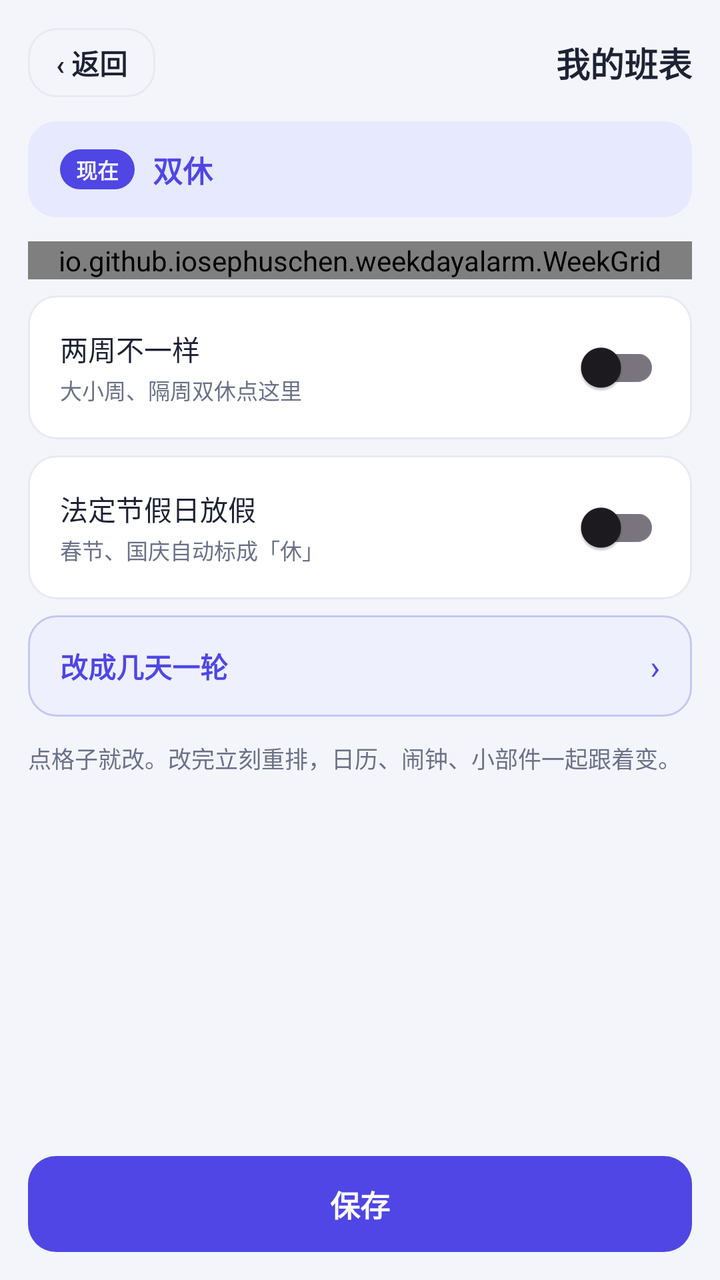
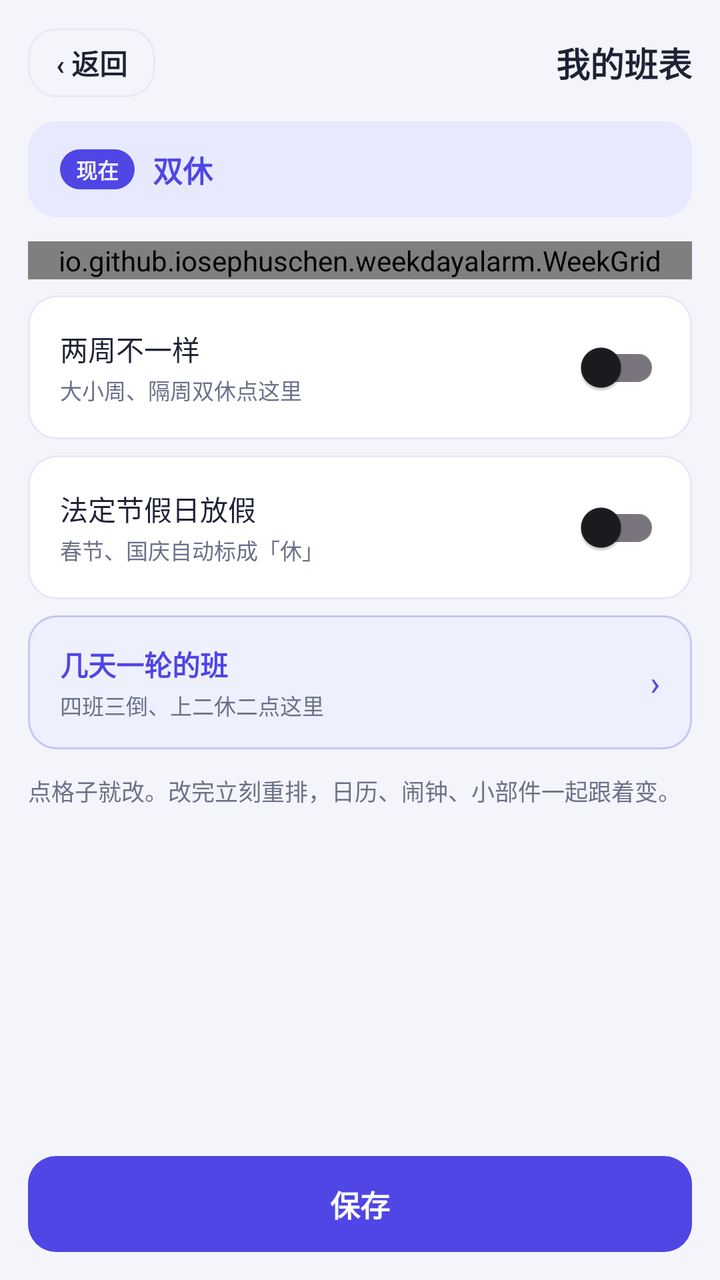

Two renders of the same Android screen: before a commit and after it. Below are the layout's source before the change and the commit's diff.
<!-- AndroidManifest.xml: application theme Theme.WeekdayAlarm -->
<!-- res/layout/activity_week_schedule.xml -->
<?xml version="1.0" encoding="utf-8"?>
<LinearLayout xmlns:android="http://schemas.android.com/apk/res/android"
    android:layout_width="match_parent"
    android:layout_height="match_parent"
    android:background="@color/bg"
    android:fitsSystemWindows="true"
    android:orientation="vertical">

    
    <ScrollView
        android:layout_width="match_parent"
        android:layout_height="0dp"
        android:layout_weight="1">

    <LinearLayout
        android:layout_width="match_parent"
        android:layout_height="wrap_content"
        android:orientation="vertical"
        android:paddingStart="14dp"
        android:paddingTop="14dp"
        android:paddingEnd="14dp"
        android:paddingBottom="@dimen/space_24">

        <LinearLayout
            android:layout_width="match_parent"
            android:layout_height="wrap_content"
            android:layout_marginBottom="@dimen/space_12"
            android:gravity="center_vertical"
            android:orientation="horizontal">

            <TextView
                android:id="@+id/btn_back"
                android:layout_width="wrap_content"
                android:layout_height="wrap_content"
                android:background="@drawable/bg_time_outline"
                android:clickable="true"
                android:focusable="true"
                android:paddingStart="14dp"
                android:paddingTop="7dp"
                android:paddingEnd="14dp"
                android:paddingBottom="7dp"
                android:text="‹ 返回"
                android:textColor="@color/ink"
                android:textSize="14sp"
                android:textStyle="bold" />

            <TextView
                android:layout_width="0dp"
                android:layout_height="wrap_content"
                android:layout_weight="1"
                android:gravity="end"
                android:text="我的班表"
                android:textColor="@color/ink"
                android:textSize="17sp"
                android:textStyle="bold" />
        </LinearLayout>

        
        <LinearLayout
            android:id="@+id/card_verdict"
            android:layout_width="match_parent"
            android:layout_height="wrap_content"
            android:background="@drawable/bg_verdict"
            android:gravity="center_vertical"
            android:orientation="horizontal"
            android:paddingStart="16dp"
            android:paddingTop="13dp"
            android:paddingEnd="16dp"
            android:paddingBottom="13dp">

            <TextView
                android:layout_width="wrap_content"
                android:layout_height="wrap_content"
                android:background="@drawable/bg_verdict_tag"
                android:paddingStart="8dp"
                android:paddingTop="2dp"
                android:paddingEnd="8dp"
                android:paddingBottom="2dp"
                android:text="现在"
                android:textColor="@color/bg"
                android:textSize="10.5sp"
                android:textStyle="bold" />

            <TextView
                android:id="@+id/tv_verdict"
                android:layout_width="0dp"
                android:layout_height="wrap_content"
                android:layout_marginStart="9dp"
                android:layout_weight="1"
                android:text="双休"
                android:textColor="@color/indigo"
                android:textSize="15sp"
                android:textStyle="bold" />
        </LinearLayout>

        <io.github.iosephuschen.weekdayalarm.WeekGrid
            android:id="@+id/week_grid"
            android:layout_width="match_parent"
            android:layout_height="wrap_content"
            android:layout_marginTop="@dimen/space_12" />

        
        <LinearLayout
            android:id="@+id/row_shifts"
            android:layout_width="match_parent"
            android:layout_height="wrap_content"
            android:layout_marginTop="@dimen/space_12"
            android:background="@drawable/bg_dialog_row"
            android:clickable="true"
            android:focusable="true"
            android:gravity="center_vertical"
            android:orientation="horizontal"
            android:paddingStart="16dp"
            android:paddingTop="14dp"
            android:paddingEnd="16dp"
            android:paddingBottom="13dp"
            android:visibility="gone">

            <LinearLayout
                android:layout_width="0dp"
                android:layout_height="wrap_content"
                android:layout_weight="1"
                android:orientation="vertical">

                <TextView
                    android:layout_width="wrap_content"
                    android:layout_height="wrap_content"
                    android:text="班次"
                    android:textColor="@color/ink"
                    android:textSize="15sp"
                    android:textStyle="bold" />

                <TextView
                    android:id="@+id/tv_shifts_sub"
                    android:layout_width="match_parent"
                    android:layout_height="wrap_content"
                    android:layout_marginTop="3dp"
                    android:text="白班 08:00 – 20:00 · 夜班 20:00 – 次日 08:00"
                    android:textColor="@color/sub"
                    android:textSize="11sp" />
            </LinearLayout>

            <TextView style="@style/SettingsChevron" />
        </LinearLayout>

        
        <LinearLayout
            android:id="@+id/card_rotation"
            android:layout_width="match_parent"
            android:layout_height="wrap_content"
            android:layout_marginTop="@dimen/space_12"
            android:background="@drawable/bg_dialog_row"
            android:clickable="true"
            android:focusable="true"
            android:gravity="center_vertical"
            android:orientation="horizontal"
            android:paddingStart="16dp"
            android:paddingTop="14dp"
            android:paddingEnd="16dp"
            android:paddingBottom="13dp"
            android:visibility="gone">

            <LinearLayout
                android:layout_width="0dp"
                android:layout_height="wrap_content"
                android:layout_weight="1"
                android:orientation="vertical">

                <TextView
                    android:id="@+id/tv_rotation_title"
                    android:layout_width="wrap_content"
                    android:layout_height="wrap_content"
                    android:text="4 天一轮 · 上2休2"
                    android:textColor="@color/ink"
                    android:textSize="15sp"
                    android:textStyle="bold" />

                <TextView
                    android:id="@+id/tv_rotation_sub"
                    android:layout_width="wrap_content"
                    android:layout_height="wrap_content"
                    android:layout_marginTop="2dp"
                    android:text="第 1 天定下来，往后按这个顺序循环"
                    android:textColor="@color/sub"
                    android:textSize="11sp" />

                
                <TextView
                    android:id="@+id/tv_rotation_times"
                    android:layout_width="match_parent"
                    android:layout_height="wrap_content"
                    android:layout_marginTop="6dp"
                    android:textColor="@color/body"
                    android:textSize="12sp"
                    android:visibility="gone" />
            </LinearLayout>

            <TextView style="@style/SettingsChevron" />
        </LinearLayout>

        <LinearLayout
            android:id="@+id/row_biweekly"
            android:layout_width="match_parent"
            android:layout_height="wrap_content"
            android:layout_marginTop="@dimen/space_8"
            android:background="@drawable/bg_dialog_row"
            android:gravity="center_vertical"
            android:orientation="horizontal"
            android:paddingStart="16dp"
            android:paddingTop="12dp"
            android:paddingEnd="16dp"
            android:paddingBottom="12dp">

            <LinearLayout
                android:layout_width="0dp"
                android:layout_height="wrap_content"
                android:layout_weight="1"
                android:orientation="vertical">

                <TextView
                    android:layout_width="wrap_content"
                    android:layout_height="wrap_content"
                    android:text="两周不一样"
                    android:textColor="@color/ink"
                    android:textSize="14sp" />

                
                <TextView
                    android:layout_width="wrap_content"
                    android:layout_height="wrap_content"
                    android:layout_marginTop="2dp"
                    android:text="大小周、隔周双休点这里"
                    android:textColor="@color/sub"
                    android:textSize="11sp" />
            </LinearLayout>

            <androidx.appcompat.widget.SwitchCompat
                android:id="@+id/sw_biweekly"
                android:layout_width="wrap_content"
                android:layout_height="wrap_content" />
        </LinearLayout>

        <LinearLayout
            android:id="@+id/row_holiday"
            android:layout_width="match_parent"
            android:layout_height="wrap_content"
            android:layout_marginTop="@dimen/space_8"
            android:background="@drawable/bg_dialog_row"
            android:gravity="center_vertical"
            android:orientation="horizontal"
            android:paddingStart="16dp"
            android:paddingTop="12dp"
            android:paddingEnd="16dp"
            android:paddingBottom="12dp">

            <LinearLayout
                android:layout_width="0dp"
                android:layout_height="wrap_content"
                android:layout_weight="1"
                android:orientation="vertical">

                <TextView
                    android:layout_width="wrap_content"
                    android:layout_height="wrap_content"
                    android:text="法定节假日放假"
                    android:textColor="@color/ink"
                    android:textSize="14sp" />

                <TextView
                    android:id="@+id/tv_holiday_sub"
                    android:layout_width="wrap_content"
                    android:layout_height="wrap_content"
                    android:layout_marginTop="2dp"
                    android:text="春节、国庆自动标成「休」"
                    android:textColor="@color/sub"
                    android:textSize="11sp" />
            </LinearLayout>

            <androidx.appcompat.widget.SwitchCompat
                android:id="@+id/sw_holiday"
                android:layout_width="wrap_content"
                android:layout_height="wrap_content" />
        </LinearLayout>

        <LinearLayout
            android:id="@+id/row_rotation"
            android:layout_width="match_parent"
            android:layout_height="wrap_content"
            android:layout_marginTop="@dimen/space_8"
            android:background="@drawable/bg_action_emphasis"
            android:clickable="true"
            android:focusable="true"
            android:gravity="center_vertical"
            android:orientation="horizontal"
            android:paddingStart="16dp"
            android:paddingTop="14dp"
            android:paddingEnd="16dp"
            android:paddingBottom="14dp">

            
            <TextView
                android:layout_width="0dp"
                android:layout_height="wrap_content"
                android:layout_weight="1"
                android:text="改成几天一轮"
                android:textColor="@color/indigo"
                android:textSize="14sp"
                android:textStyle="bold" />

            
            <TextView style="@style/SettingsChevron" />
        </LinearLayout>

        <LinearLayout
            android:id="@+id/row_back_week"
            android:layout_width="match_parent"
            android:layout_height="wrap_content"
            android:layout_marginTop="@dimen/space_8"
            android:background="@drawable/bg_action_emphasis"
            android:clickable="true"
            android:focusable="true"
            android:gravity="center_vertical"
            android:orientation="horizontal"
            android:paddingStart="16dp"
            android:paddingTop="14dp"
            android:paddingEnd="16dp"
            android:paddingBottom="14dp"
            android:visibility="gone">

            <TextView
                android:layout_width="0dp"
                android:layout_height="wrap_content"
                android:layout_weight="1"
                android:text="改成按周排"
                android:textColor="@color/indigo"
                android:textSize="14sp"
                android:textStyle="bold" />

            <TextView style="@style/SettingsChevron" />
        </LinearLayout>

        <TextView
            android:id="@+id/tv_hint"
            android:layout_width="match_parent"
            android:layout_height="wrap_content"
            android:layout_marginTop="@dimen/space_12"
            android:lineSpacingExtra="3dp"
            android:text="点格子就改。改完立刻重排，日历、闹钟、小部件一起跟着变。"
            android:textColor="@color/sub"
            android:textSize="11.5sp" />
    </LinearLayout>
    </ScrollView>

    <LinearLayout
        android:layout_width="match_parent"
        android:layout_height="wrap_content"
        android:orientation="vertical"
        android:paddingStart="14dp"
        android:paddingTop="10dp"
        android:paddingEnd="14dp"
        android:paddingBottom="14dp">

        <TextView
            android:id="@+id/btn_save"
            android:layout_width="match_parent"
            android:layout_height="wrap_content"
            android:minHeight="48dp"
            android:background="@drawable/bg_guide_btn"
            android:clickable="true"
            android:focusable="true"
            android:gravity="center"
            android:text="保存"
            android:textColor="#FFFFFF"
            android:textSize="15sp"
            android:textStyle="bold" />
    </LinearLayout>
</LinearLayout>
<!-- resources referenced by this layout -->
<resources>
  <color name="bg">#F4F5FB</color>
  <color name="body">#565C72</color>
  <color name="indigo">#4F46E5</color>
  <color name="ink">#1E2235</color>
  <color name="sub">#6B7189</color>
  <dimen name="space_12">12dp</dimen>
  <dimen name="space_24">24dp</dimen>
  <dimen name="space_8">8dp</dimen>
  <!-- drawable bg_action_emphasis (drawable) -->
  <?xml version="1.0" encoding="utf-8"?>
  <ripple xmlns:android="http://schemas.android.com/apk/res/android"
      android:color="#1F4F46E5">
      <item>
          <shape android:shape="rectangle">
              <solid android:color="@color/action_bg" />
              <corners android:radius="@dimen/radius_row" />
              <stroke
                  android:width="1dp"
                  android:color="@color/action_line" />
          </shape>
      </item>
  </ripple>
  <!-- drawable bg_dialog_row (drawable) -->
  <?xml version="1.0" encoding="utf-8"?>
  <shape xmlns:android="http://schemas.android.com/apk/res/android"
      android:shape="rectangle">
      <solid android:color="@color/card" />
      <stroke
          android:width="1dp"
          android:color="@color/line" />
      <corners android:radius="@dimen/radius_row" />
  </shape>
  <!-- drawable bg_guide_btn (drawable) -->
  <?xml version="1.0" encoding="utf-8"?>
  <shape xmlns:android="http://schemas.android.com/apk/res/android"
      android:shape="rectangle">
      <solid android:color="@color/indigo" />
      <corners android:radius="@dimen/radius_row" />
  </shape>
  <!-- drawable bg_time_outline (drawable) -->
  <?xml version="1.0" encoding="utf-8"?>
  <ripple xmlns:android="http://schemas.android.com/apk/res/android"
      android:color="#1F4F46E5">
      <item>
          <shape android:shape="rectangle">
              <solid android:color="@color/bg" />
              <corners android:radius="@dimen/radius_row" />
              <stroke android:width="1dp" android:color="@color/line" />
          </shape>
      </item>
  </ripple>
  <!-- drawable bg_verdict (drawable) -->
  <?xml version="1.0" encoding="utf-8"?>
  <shape xmlns:android="http://schemas.android.com/apk/res/android"
      android:shape="rectangle">
      <solid android:color="@color/verdict_bg" />
      <corners android:radius="@dimen/radius_row" />
  </shape>
  <!-- drawable bg_verdict_tag (drawable) -->
  <?xml version="1.0" encoding="utf-8"?>
  <shape xmlns:android="http://schemas.android.com/apk/res/android"
      android:shape="rectangle">
      <solid android:color="@color/indigo" />
      <corners android:radius="@dimen/radius_pill" />
  </shape>
  <style name="SettingsChevron">
          <item name="android:layout_width">wrap_content</item>
          <item name="android:layout_height">wrap_content</item>
          <item name="android:layout_marginStart">@dimen/space_6</item>
          <item name="android:text">›</item>
          <item name="android:textColor">@color/indigo</item>
          <item name="android:textSize">17sp</item>
      </style>
  <style name="Theme.WeekdayAlarm" parent="Theme.Material3.DayNight.NoActionBar">
          <item name="colorPrimary">@color/indigo</item>
          <item name="colorPrimaryVariant">@color/indigo_dark</item>
          <item name="colorOnPrimary">@color/white</item>
          <item name="android:statusBarColor">@color/bg</item>
          <item name="android:windowLightStatusBar">true</item>
      </style>
  <color name="action_bg">#EEF0FE</color>
  <dimen name="radius_row">14dp</dimen>
  <color name="action_line">#C3C7F2</color>
  <color name="card">#FFFFFF</color>
  <color name="line">#E7E9F3</color>
  <color name="verdict_bg">#E7EAFE</color>
  <dimen name="radius_pill">999dp</dimen>
  <dimen name="space_6">6dp</dimen>
  <color name="indigo_dark">#4338CA</color>
  <color name="white">#FFFFFFFF</color>
</resources>

<!-- the commit's change to res/layout/activity_week_schedule.xml (unified diff, before → after) -->
@@ -298,14 +298,31 @@
             android:paddingBottom="14dp">
 
             
-            <TextView
-                android:layout_width="0dp"
-                android:layout_height="wrap_content"
-                android:layout_weight="1"
-                android:text="改成几天一轮"
-                android:textColor="@color/indigo"
-                android:textSize="14sp"
-                android:textStyle="bold" />
+            <LinearLayout
+                android:layout_width="0dp"
+                android:layout_height="wrap_content"
+                android:layout_weight="1"
+                android:orientation="vertical">
+
+                <TextView
+                    android:id="@+id/tv_rotation_entry_title"
+                    android:layout_width="wrap_content"
+                    android:layout_height="wrap_content"
+                    android:text="几天一轮的班"
+                    android:textColor="@color/indigo"
+                    android:textSize="14sp"
+                    android:textStyle="bold" />
+
+                
+                <TextView
+                    android:id="@+id/tv_rotation_entry_sub"
+                    android:layout_width="wrap_content"
+                    android:layout_height="wrap_content"
+                    android:layout_marginTop="2dp"
+                    android:text="四班三倒、上二休二点这里"
+                    android:textColor="@color/sub"
+                    android:textSize="11sp" />
+            </LinearLayout>
 
             
             <TextView style="@style/SettingsChevron" />
